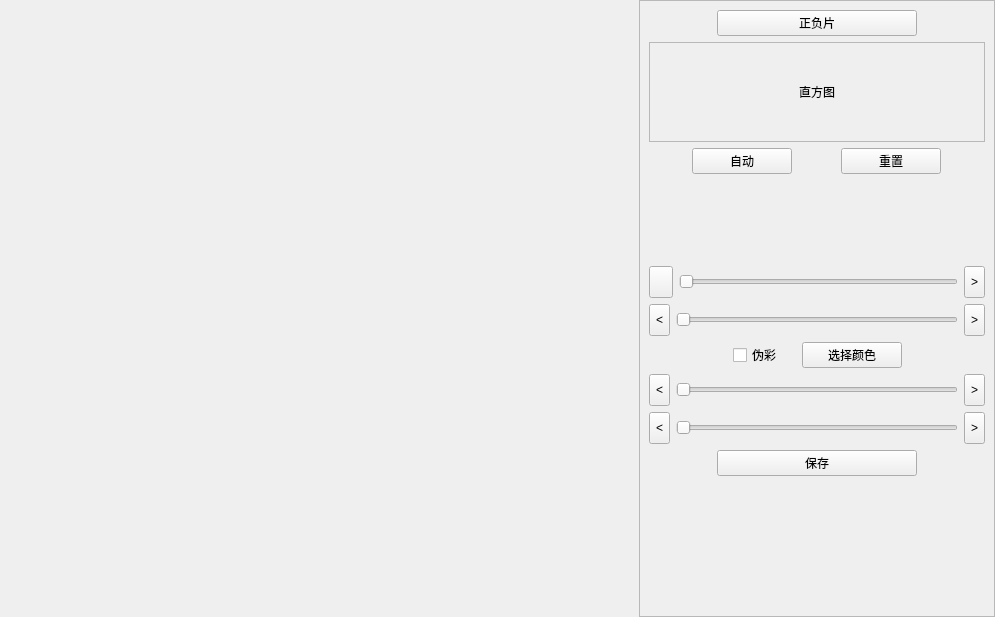
The window that src/imageeditwidget.ui (d-moco/GS-Capture) describes before a commit, drawn with Qt 5.
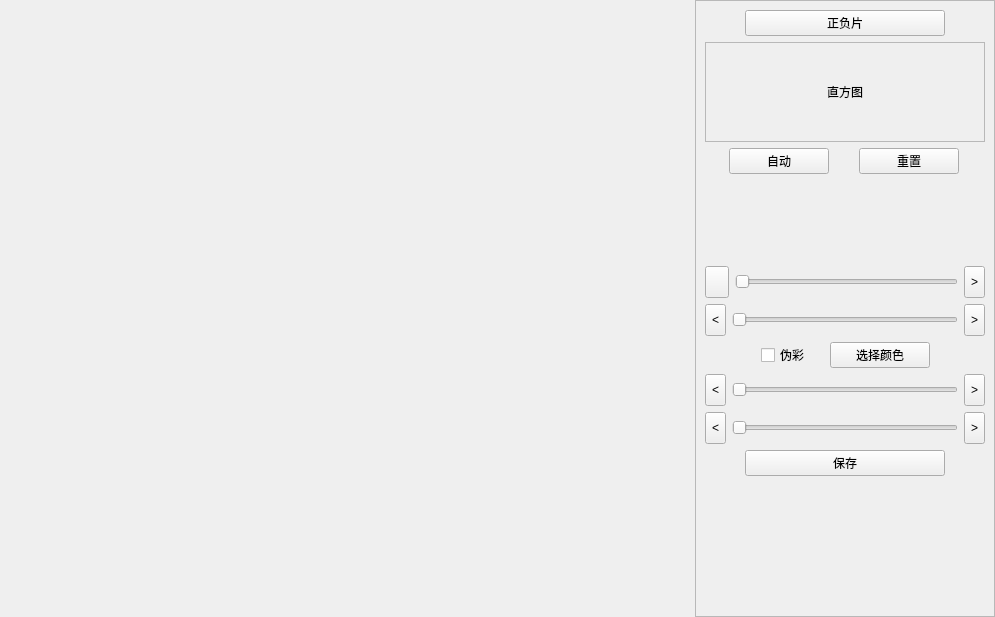
The same window after the commit. Icons and pictures are not drawn. Custom widgets are drawn as their Qt base class.

Diff of the .ui file:
```diff
--- a/src/imageeditwidget.ui
+++ b/src/imageeditwidget.ui
@@ -13,7 +13,7 @@
   <property name="windowTitle">
    <string>Form</string>
   </property>
-  <layout class="QHBoxLayout" name="horizontalLayout" stretch="1,0">
+  <layout class="QHBoxLayout" name="horizontalLayout" stretch="3,1">
    <property name="spacing">
     <number>5</number>
    </property>
```
